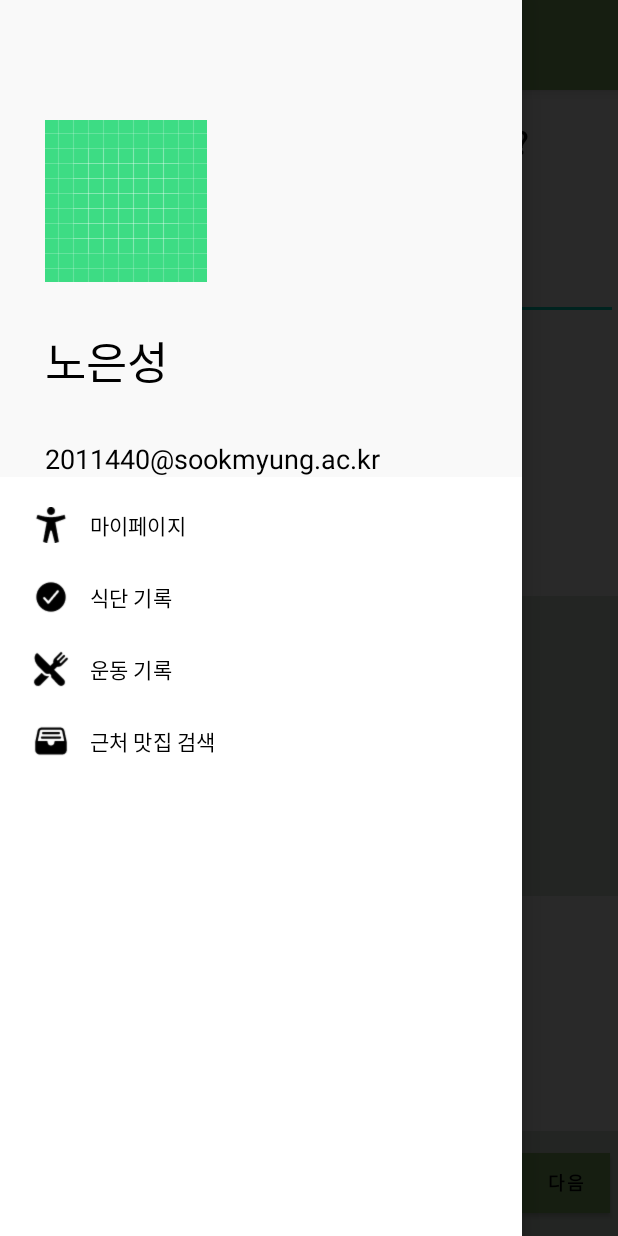
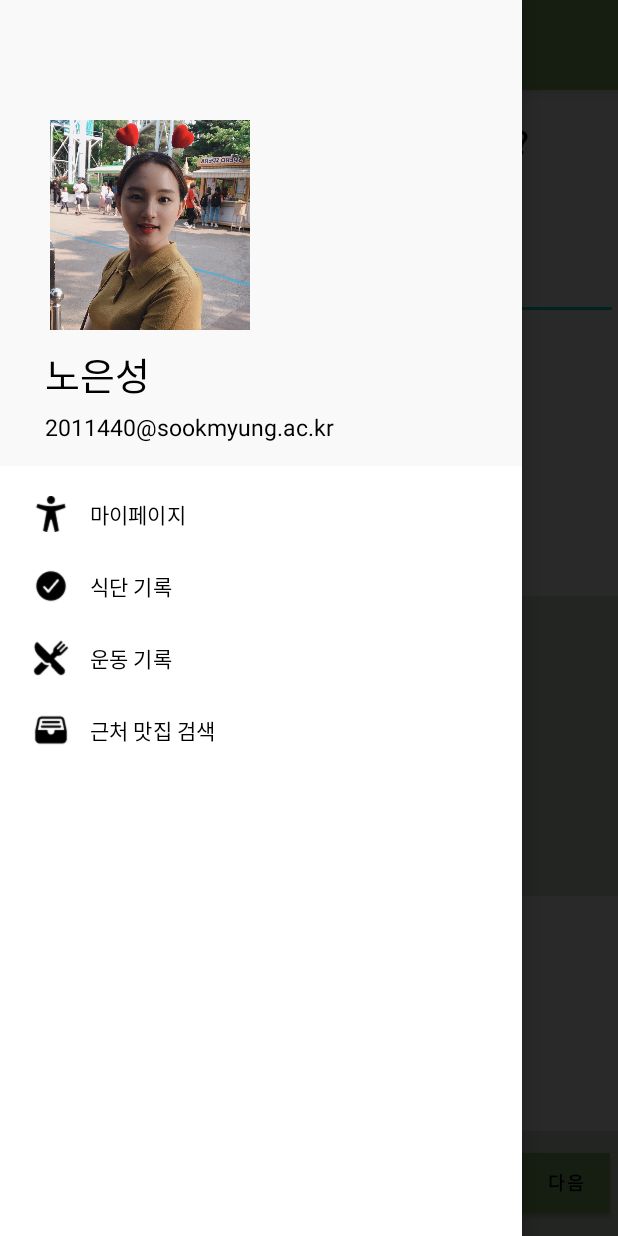
Before and after one commit to happysungb/MyDay, an Android app: the screen it shows after launch (MainActivity), with the side drawer open, on a phone screen of 412 x 824 dp. Run offline under Robolectric (Android 15) with nearby library versions, the phone set to English and light mode, and no system bars; our stand-ins replace Firebase (no records; nobody signed in at launch, a user with empty details on screens opened directly); 1 statement that could not run was skipped.

Commit message:
네비게이션 뷰 이미지 추가 및 위치 조정

```diff
--- a/app/src/main/res/layout/navigation_header.xml
+++ b/app/src/main/res/layout/navigation_header.xml
@@ -7,29 +7,32 @@
     >
 
     <ImageView
-        android:layout_width="wrap_content"
-        android:layout_height="wrap_content"
+        android:layout_width="140dp"
+        android:layout_height="140dp"
+        android:src="@drawable/ellie"
         android:layout_marginStart="30dp"
         android:layout_marginTop="80dp"
-        android:src="@drawable/ic_launcher_background"
         />
 
     <TextView
         android:layout_width="match_parent"
         android:layout_height="wrap_content"
-        android:gravity="bottom"
-        android:padding="30dp"
+        android:layout_gravity="bottom"
+        android:layout_marginTop="10dp"
+        android:layout_marginStart="30dp"
         android:text="노은성"
-        android:textSize="30dp"
+        android:textSize="25sp"
         android:textColor="@color/black"
         />
     <TextView
         android:layout_width="match_parent"
         android:layout_height="wrap_content"
-        android:gravity="bottom"
+        android:layout_gravity="bottom"
+        android:layout_marginTop="5dp"
         android:layout_marginStart="30dp"
+        android:layout_marginBottom="15dp"
         android:text="2011440@sookmyung.ac.kr"
-        android:textSize="18sp"
+        android:textSize="15sp"
         android:textColor="@color/black"
         />
 
```
Also changed, not shown: app/src/main/res/drawable/ellie.jpg (added).
